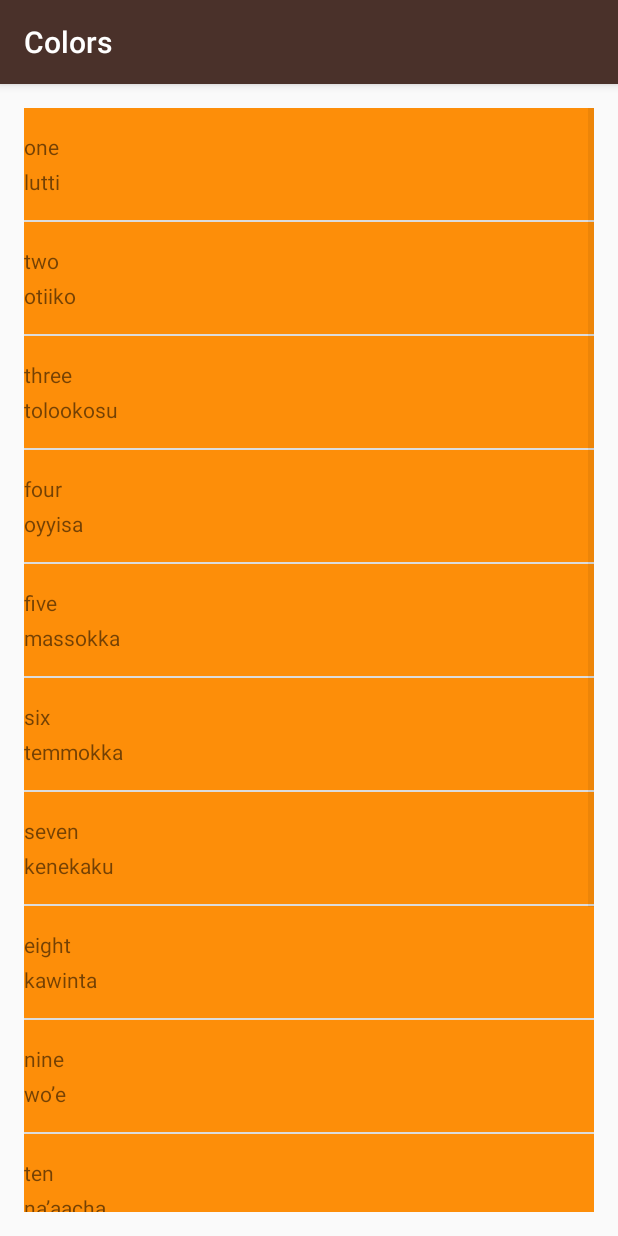
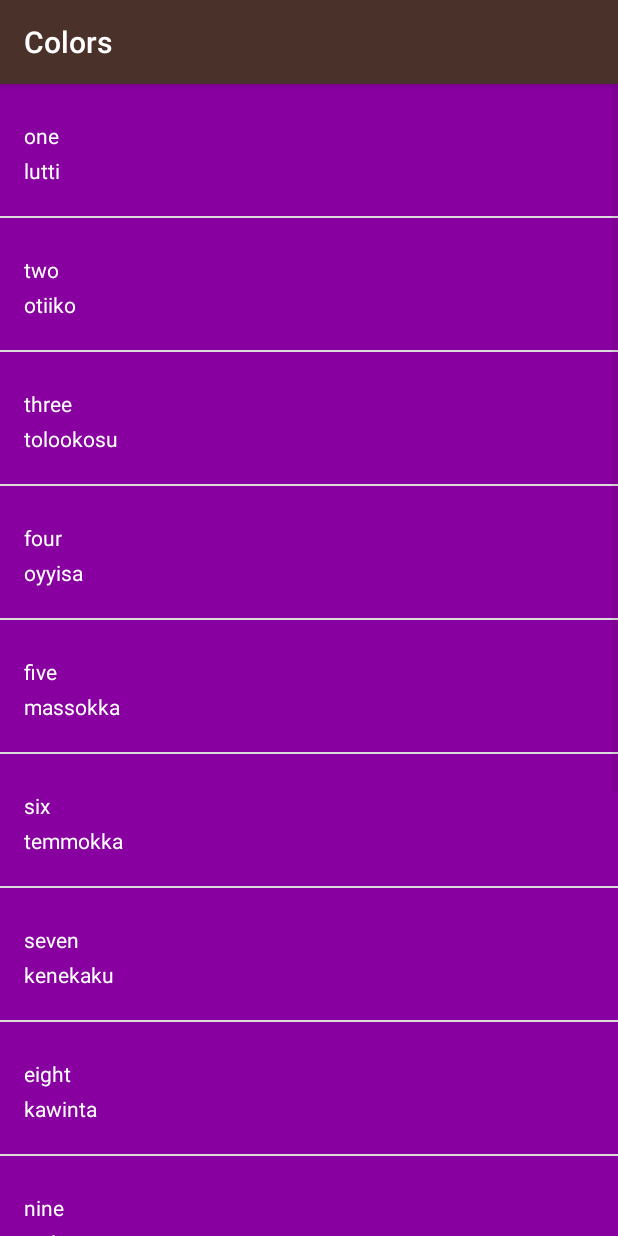
Before and after one commit to rijuldhir/TranslateIt, an Android app: the ColorsActivity screen opened directly, with no data from a screen before it, on a phone screen of 412 x 824 dp. Run offline under Robolectric (Android 15) with nearby library versions, the phone set to English and light mode, and no system bars.

Commit message:
changed colors of all acivities

```diff
--- a/app/src/main/java/com/example/android/miwok/ColorsActivity.java
+++ b/app/src/main/java/com/example/android/miwok/ColorsActivity.java
@@ -31,7 +31,7 @@ public class ColorsActivity extends AppCompatActivity {
         words.add(new Words("ten",""));
 
 
-        WordAdapter adapter = new WordAdapter(this, words);
+        WordAdapter adapter = new WordAdapter(this, words,R.color.category_colors);
 
         ListView listView = (ListView) findViewById(R.id.activity_colors);
 
--- a/app/src/main/java/com/example/android/miwok/NumbersActivity.java
+++ b/app/src/main/java/com/example/android/miwok/NumbersActivity.java
@@ -42,10 +42,9 @@ public class NumbersActivity extends AppCompatActivity {
             word.setText(words.get(i));
             rootview.addView(word);
         }*/
-        WordAdapter adapter = new WordAdapter(this, words);
+        WordAdapter adapter = new WordAdapter(this, words,R.color.category_numbers);
 
         ListView listView = (ListView) findViewById(R.id.list);
-
         listView.setAdapter(adapter);
     }
 }
--- a/app/src/main/java/com/example/android/miwok/PhrasesActivity.java
+++ b/app/src/main/java/com/example/android/miwok/PhrasesActivity.java
@@ -39,7 +39,7 @@ public class PhrasesActivity extends AppCompatActivity {
             word.setText(words.get(i));
             rootview.addView(word);
         }*/
-        WordAdapter adapter = new WordAdapter(this, words);
+        WordAdapter adapter = new WordAdapter(this, words,R.color.category_phrases);
 
         ListView listView = (ListView) findViewById(R.id.list);
 
--- a/app/src/main/java/com/example/android/miwok/WordAdapter.java
+++ b/app/src/main/java/com/example/android/miwok/WordAdapter.java
@@ -2,6 +2,7 @@ package com.example.android.miwok;
 
 import android.app.Activity;
 import android.support.annotation.NonNull;
+import android.support.v4.content.ContextCompat;
 import android.view.LayoutInflater;
 import android.view.View;
 import android.view.ViewGroup;
@@ -17,7 +18,7 @@ import java.util.ArrayList;
 
 public class WordAdapter extends ArrayAdapter<Words> {
     private static final String LOG_TAG = WordAdapter.class.getSimpleName();
-
+    private int color;
     @Override
     public View getView(int position, View convertView, ViewGroup parent) {
         //return super.getView(position, convertView, parent);
@@ -38,12 +39,16 @@ public class WordAdapter extends ArrayAdapter<Words> {
         }
         else
         MiwokImageView.setVisibility(View.GONE);
-
+        View textcont = listItemView.findViewById(R.id.textcontainer);
+        int Color = ContextCompat.getColor(getContext(),color);
+        textcont.setBackgroundColor(Color);
         return listItemView;
     }
 
-    public WordAdapter(Activity context, ArrayList<Words> z)
+    public WordAdapter(Activity context, ArrayList<Words> z, int color)
     {
         super(context, 0, z);
+        this.color=color;
     }
+
 }
--- a/app/src/main/res/layout/activity_colors.xml
+++ b/app/src/main/res/layout/activity_colors.xml
@@ -4,10 +4,6 @@
     android:id="@+id/activity_colors"
     android:layout_width="match_parent"
     android:layout_height="match_parent"
-    android:paddingBottom="@dimen/activity_vertical_margin"
-    android:paddingLeft="@dimen/activity_horizontal_margin"
-    android:paddingRight="@dimen/activity_horizontal_margin"
-    android:paddingTop="@dimen/activity_vertical_margin"
     tools:context="com.example.android.miwok.ColorsActivity">
 
 </ListView>
--- a/app/src/main/res/layout/list_item.xml
+++ b/app/src/main/res/layout/list_item.xml
@@ -3,10 +3,8 @@
     xmlns:tools="http://schemas.android.com/tools"
     android:orientation="horizontal" android:layout_width="match_parent"
     android:layout_height="match_parent"
-    android:layout_marginLeft="16dp"
-    android:paddingBottom="16dp"
-    android:backgroundTint="@color/category_numbers"
-    android:background="@color/category_numbers"
+    android:background="@color/tan_background"
+    android:minHeight="@dimen/list_item_height"
     >
 
     <ImageView
@@ -18,10 +16,13 @@
 
         />
     <LinearLayout
+        android:layout_weight="2"
         android:layout_width="wrap_content"
-        android:layout_height="wrap_content"
+        android:id="@+id/textcontainer"
+        android:layout_height="match_parent"
         android:orientation="vertical"
-
+        android:paddingLeft="16dp"
+        android:background="@color/category_numbers"
         >
 
     <TextView
@@ -29,15 +30,20 @@
         android:layout_width="match_parent"
         tools:text="lutti"
         android:paddingTop="16dp"
-        android:layout_height="wrap_content"
-
+        android:textColor="#ffffff"
+        android:layout_height="0dp"
+        android:layout_weight="1"
+        android:gravity="bottom"
         android:id="@+id/textView" />
 
     <TextView
-        android:layout_height="wrap_content"
+        android:layout_height="0dp"
+        android:layout_weight="1"
         android:text="TextView"
         android:id="@+id/textView2"
         android:layout_width="match_parent"
+        android:textColor="#ffffff"
+        android:gravity="top"
         android:paddingTop="4dp"
         tools:text="one"/>
 
```
